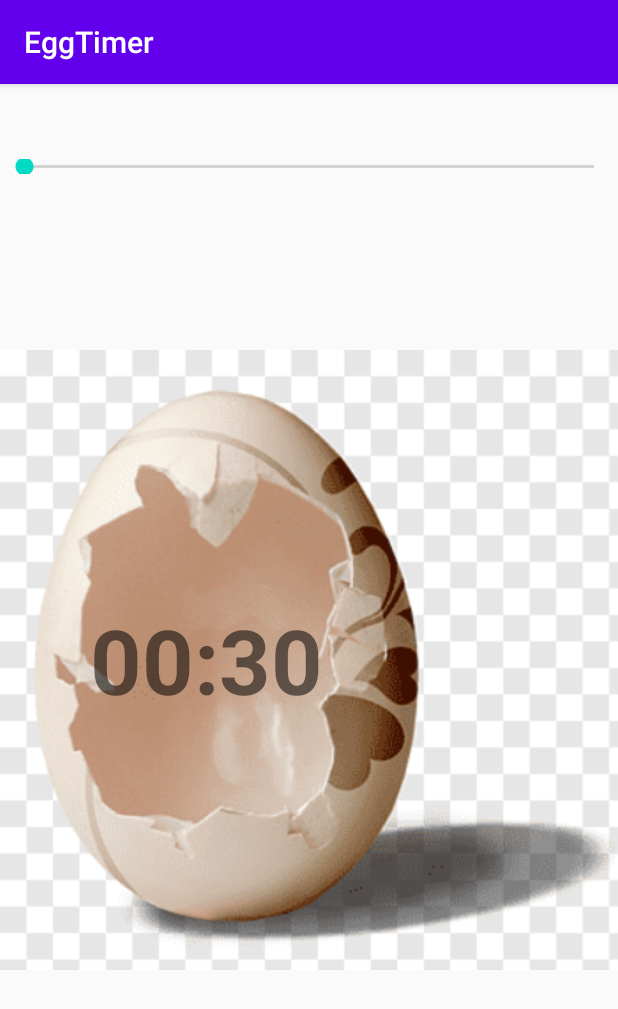
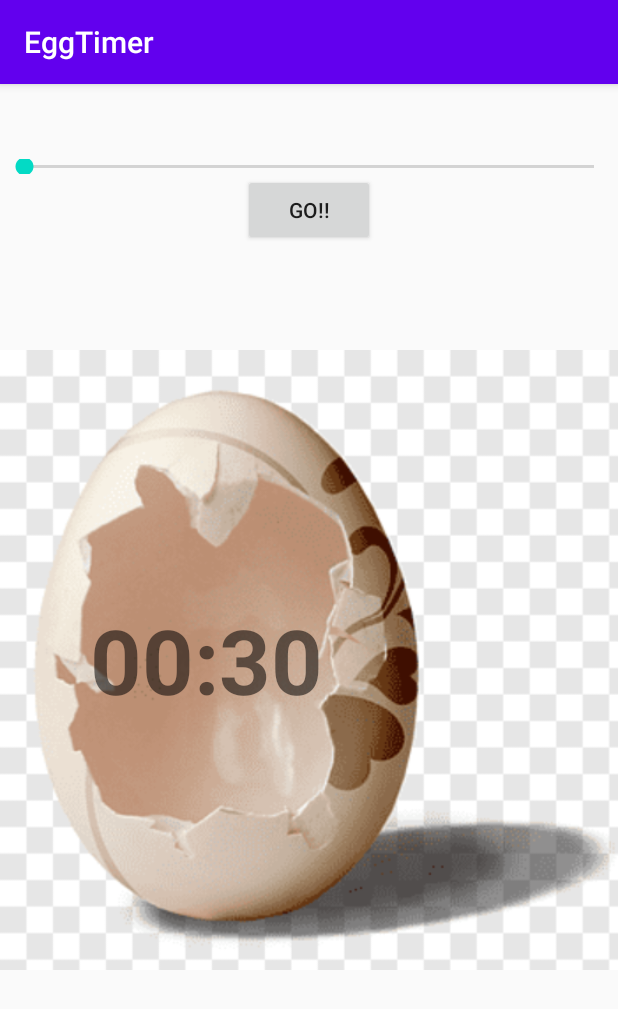
Before and after one commit to ratnasrivastava/eggtimerwithseekbar, an Android app: the screen it shows after launch (MainActivity), on a phone screen of 412 x 824 dp. Shown: the top 1009 px of the screen. Run offline under Robolectric (Android 15) with nearby library versions, the phone set to English and light mode, and no system bars.

Commit message:
ADDED :: a button to control timer start and stop

```diff
--- a/app/src/main/res/layout/activity_main.xml
+++ b/app/src/main/res/layout/activity_main.xml
@@ -1,6 +1,5 @@
 <?xml version="1.0" encoding="utf-8"?>
 <RelativeLayout xmlns:android="http://schemas.android.com/apk/res/android"
-    xmlns:app="http://schemas.android.com/apk/res-auto"
     xmlns:tools="http://schemas.android.com/tools"
     android:layout_width="match_parent"
     android:layout_height="match_parent"
@@ -10,7 +9,17 @@
         android:id="@+id/seekbar"
         android:layout_width="match_parent"
         android:layout_height="10dp"
-        android:layout_marginTop="50dp"/>
+        android:layout_marginTop="50dp" />
+
+    <Button
+        android:id="@+id/goAndStopButton"
+        android:layout_width="wrap_content"
+        android:layout_height="wrap_content"
+        android:layout_below="@id/seekbar"
+        android:layout_centerHorizontal="true"
+        android:onClick="startCountDownTimer"
+        android:text="Go!!" />
+
 
     <ImageView
         android:id="@+id/imageView"
```
Also changed, not shown: app/src/main/java/com/ratnasrivastava/eggtimer/MainActivity.java (+20 -11 lines).
